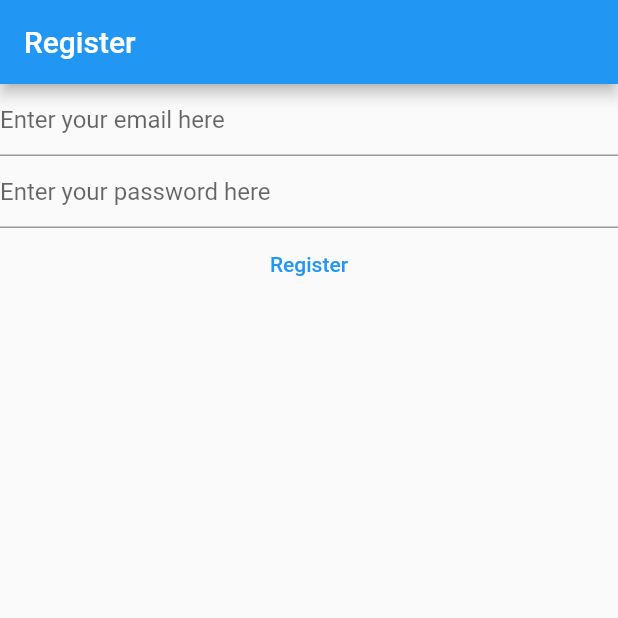
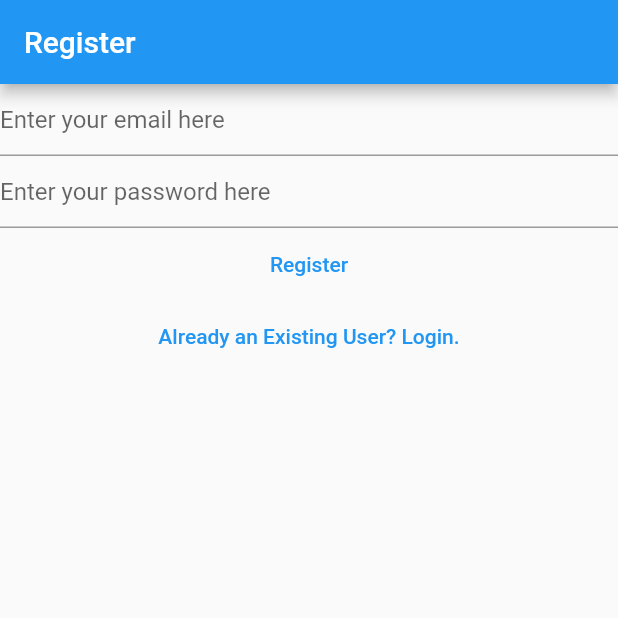
Before and after one commit to kshitijASU/long_course, a Flutter app: the screen it shows after launch, after a tap on "I am a New User?", on a phone screen of 412 x 824 dp, the top half of it. Run offline on Flutter 3.47's test engine with Material 2 defaults, Android fonts, the light colour scheme and no system bars; our stand-ins replace firebase_auth, firebase_core; accounts and stored records are empty; network calls fail.

Commit message:
Use route constants instead of strings

```diff
--- /dev/null
+++ b/lib/constants/routes.dart
@@ -0,0 +1,3 @@
+const loginRoute = '/login/';
+const registerRoute = '/register/';
+const notesRoute = '/notes/';
--- a/lib/login.dart
+++ b/lib/login.dart
@@ -3,6 +3,7 @@ import 'dart:developer';
 import 'package:flutter/material.dart';
 
 import 'package:firebase_auth/firebase_auth.dart';
+import 'package:long_course_project/constants/routes.dart';
 
 class LoginView extends StatefulWidget {
   const LoginView({super.key});
@@ -59,7 +60,7 @@ class _LoginViewState extends State<LoginView> {
                     await FirebaseAuth.instance.signInWithEmailAndPassword(
                         email: email, password: password);
                     Navigator.of(context).pushNamedAndRemoveUntil(
-                      '/notes',
+                      notesRoute,
                       (route) => false,
                     );
                   } on FirebaseAuthException catch (e) {
@@ -75,7 +76,7 @@ class _LoginViewState extends State<LoginView> {
             TextButton(
                 onPressed: () {
                   Navigator.of(context)
-                      .pushNamedAndRemoveUntil('/register/', (route) => false);
+                      .pushNamedAndRemoveUntil(registerRoute, (route) => false);
                 },
                 child: const Text('I am a New User?'))
           ],
--- a/lib/main.dart
+++ b/lib/main.dart
@@ -1,7 +1,8 @@
 import 'package:firebase_auth/firebase_auth.dart';
 import 'package:firebase_core/firebase_core.dart';
 import 'package:flutter/material.dart';
-import 'dart:developer';
+import 'package:long_course_project/constants/routes.dart';
+// import 'dart:developer';
 
 import 'firebase_options.dart';
 import 'login.dart';
@@ -16,9 +17,9 @@ void main() {
     ),
     home: const HomePage(),
     routes: {
-      '/login/': (context) => const LoginView(),
-      '/register/': (context) => const RegisterView(),
-      '/notes': (context) => const NotesView(),
+      loginRoute: (context) => const LoginView(),
+      registerRoute: (context) => const RegisterView(),
+      notesRoute: (context) => const NotesView(),
     },
   ));
 }
@@ -79,7 +80,7 @@ class _NotesViewState extends State<NotesView> {
                   if (shouldLogout) {
                     await FirebaseAuth.instance.signOut();
                     Navigator.of(context)
-                        .pushNamedAndRemoveUntil('/login/', (_) => false);
+                        .pushNamedAndRemoveUntil(loginRoute, (_) => false);
                   }
                   break;
                 default:
--- a/lib/register.dart
+++ b/lib/register.dart
@@ -3,6 +3,7 @@ import 'dart:developer';
 import 'package:firebase_auth/firebase_auth.dart';
 import 'package:firebase_core/firebase_core.dart';
 import 'package:flutter/material.dart';
+import 'package:long_course_project/constants/routes.dart';
 
 import 'firebase_options.dart';
 
@@ -74,6 +75,12 @@ class _RegisterViewState extends State<RegisterView> {
                 }
               },
               child: const Text('Register')),
+          TextButton(
+              onPressed: () {
+                Navigator.of(context)
+                    .pushNamedAndRemoveUntil(loginRoute, (route) => false);
+              },
+              child: const Text('Already an Existing User? Login.')),
         ],
       ),
     );
```
